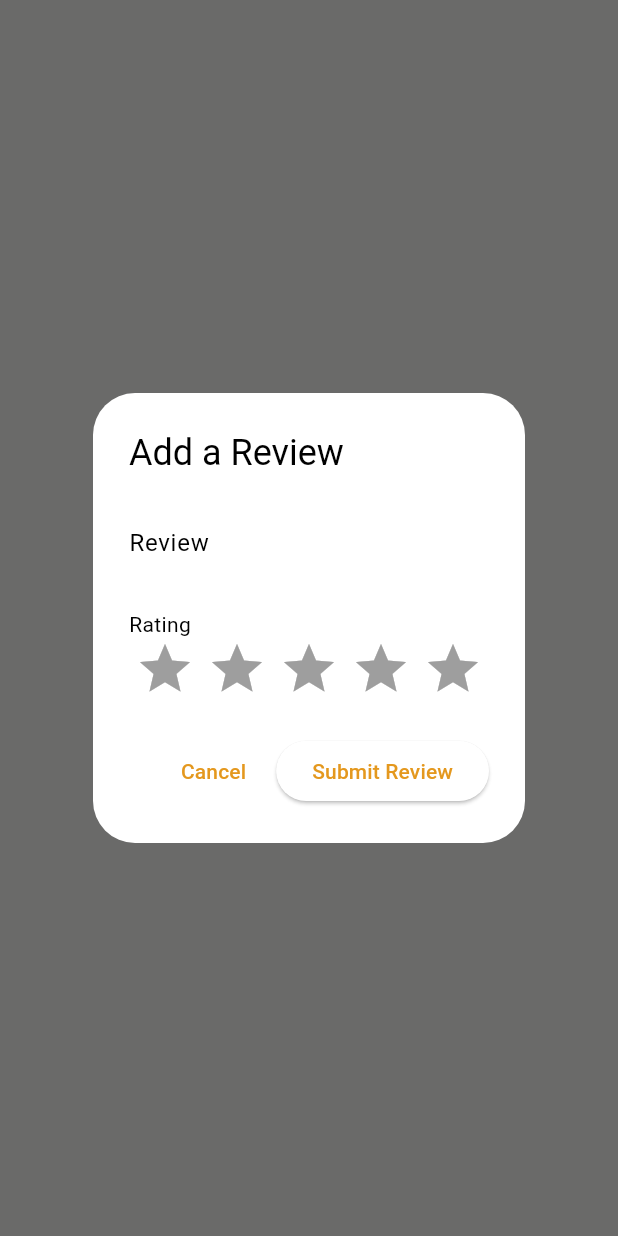
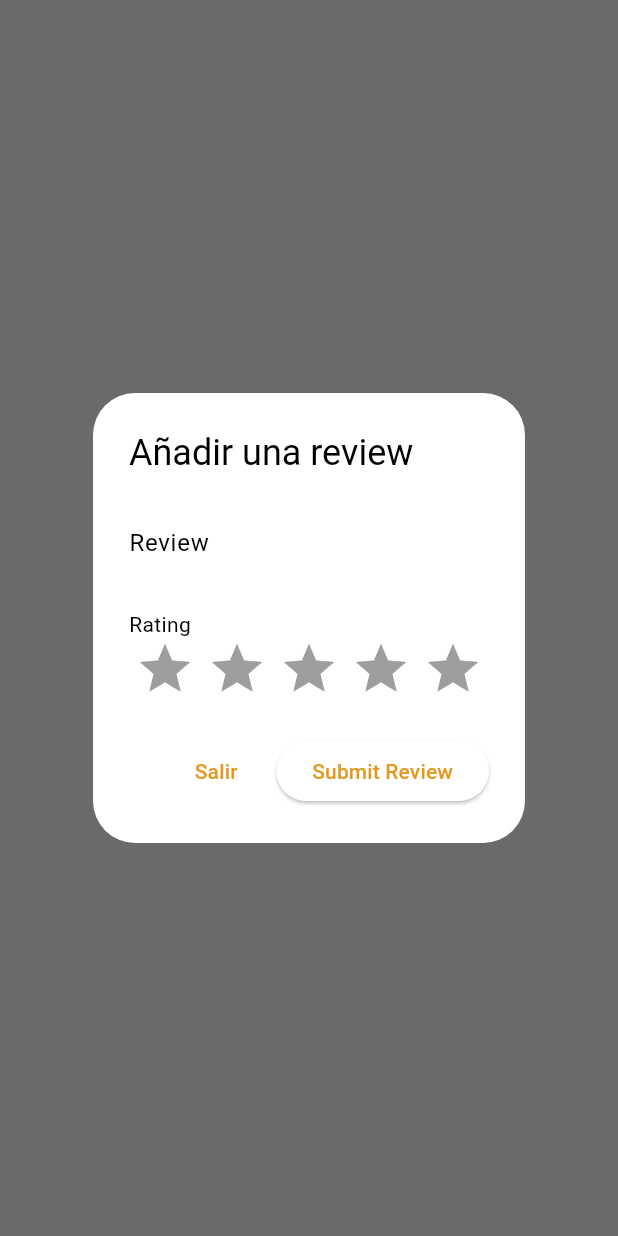
Before and after one commit to iTzGooDLife/neighborcafe, a Flutter app: what showAddReviewDialog() shows on an empty page, opened directly with empty values, on a phone screen of 412 x 824 dp. Run offline on Flutter 3.47's test engine with Material 3 defaults, Android fonts, the phone set to English and light mode, and no system bars; drawn by our look-alikes of flutter_rating_bar; our stand-ins replace cloud_firestore, firebase_auth, firebase_core, flutter_dotenv, flutter_secure_storage, google_maps_flutter and 1 more; accounts and stored records are empty; generated files the repository leaves out were written again; network calls fail.

```diff
--- a/neighborcafe/lib/src/components/review_dialog.dart
+++ b/neighborcafe/lib/src/components/review_dialog.dart
@@ -3,39 +3,40 @@ import 'package:firebase_auth/firebase_auth.dart';
 import 'package:cloud_firestore/cloud_firestore.dart';
 import 'package:flutter_rating_bar/flutter_rating_bar.dart';
 
-void showAddReviewDialog(BuildContext context, String placeId) {
-  final TextEditingController _reviewController = TextEditingController();
-  double _rating = 0.0;
+void showAddReviewDialog(
+    BuildContext context, String placeId, VoidCallback onReviewSubmitted) {
+  final TextEditingController reviewController = TextEditingController();
+  double rating = 0.0;
 
   showDialog(
     context: context,
     builder: (context) {
       return AlertDialog(
-        title: Text('Add a Review'),
+        title: const Text('Añadir una review'),
         content: SingleChildScrollView(
           child: Column(
             mainAxisSize: MainAxisSize.min,
             crossAxisAlignment: CrossAxisAlignment.start,
             children: [
               TextField(
-                controller: _reviewController,
-                decoration: InputDecoration(labelText: 'Review'),
+                controller: reviewController,
+                decoration: const InputDecoration(labelText: 'Review'),
               ),
-              SizedBox(height: 16.0),
-              Text('Rating'),
+              const SizedBox(height: 16.0),
+              const Text('Rating'),
               RatingBar.builder(
                 initialRating: 0,
                 minRating: 0,
                 direction: Axis.horizontal,
                 allowHalfRating: true,
                 itemCount: 5,
-                itemPadding: EdgeInsets.symmetric(horizontal: 4.0),
-                itemBuilder: (context, _) => Icon(
+                itemPadding: const EdgeInsets.symmetric(horizontal: 4.0),
+                itemBuilder: (context, _) => const Icon(
                   Icons.star,
                   color: Colors.amber,
                 ),
                 onRatingUpdate: (rating) {
-                  _rating = rating;
+                  rating = rating;
                 },
               ),
             ],
@@ -46,24 +47,31 @@ void showAddReviewDialog(BuildContext context, String placeId) {
             onPressed: () {
               Navigator.pop(context);
             },
-            child: Text('Cancel'),
+            child: const Text('Salir'),
           ),
           ElevatedButton(
             onPressed: () async {
               final user = FirebaseAuth.instance.currentUser;
               if (user != null) {
+                // Fetch the user's name from Firestore
+                final userDoc = await FirebaseFirestore.instance
+                    .collection('users')
+                    .doc(user.uid)
+                    .get();
+                final userName = userDoc['name'];
+
                 await FirebaseFirestore.instance.collection('reviews').add({
                   'place_id': placeId,
-                  'user': user.email,
-                  'comment': _reviewController.text,
-                  'rating': _rating,
+                  'user': userName, // Use the user's name instead of email
+                  'comment': reviewController.text,
+                  'rating': rating,
                   'timestamp': FieldValue.serverTimestamp(),
                 });
-                _reviewController.clear();
-                Navigator.pop(context);
+                reviewController.clear();
+                onReviewSubmitted();
               }
             },
-            child: Text('Submit Review'),
+            child: const Text('Submit Review'),
           ),
         ],
       );
```
